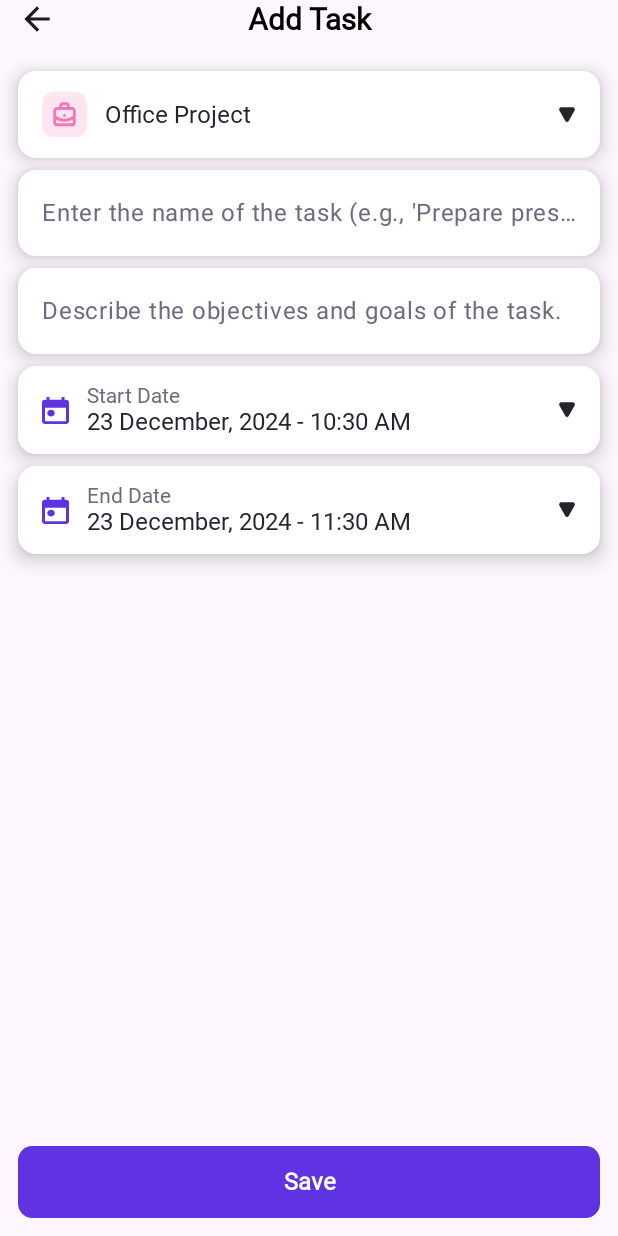
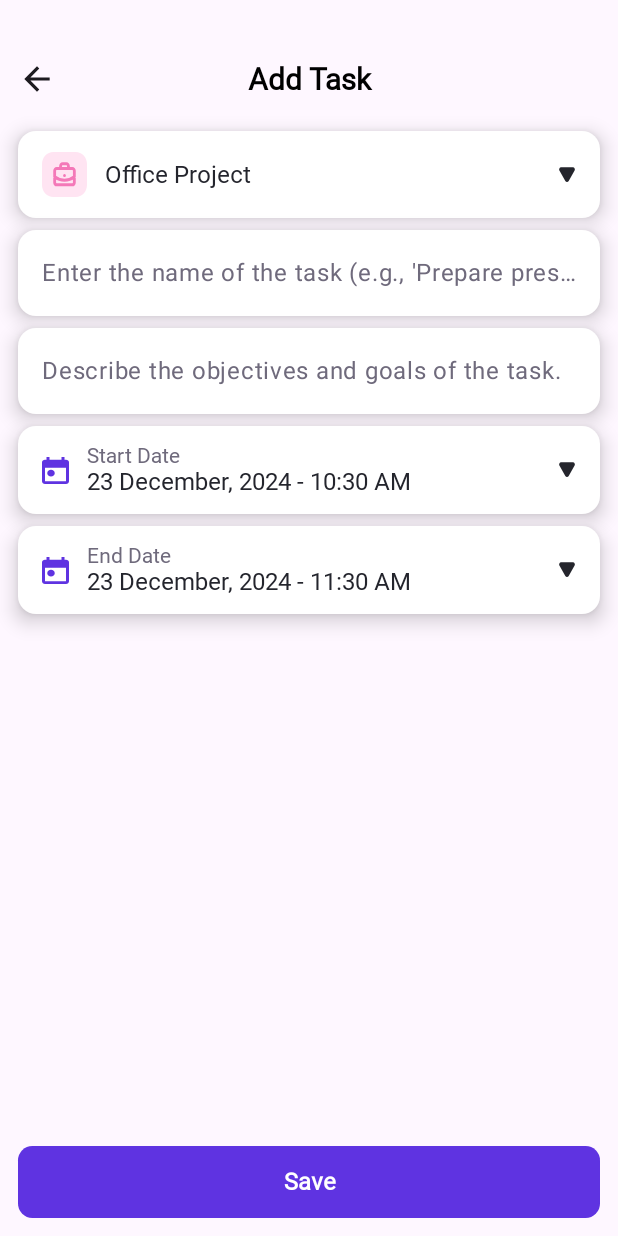
Before and after one commit to Arino130/TaskManage-Android, an Android app built with Jetpack Compose: the AddTaskScreen screen opened through its navigation route, on a phone screen of 412 x 824 dp. Run offline under Robolectric (Android 15) with nearby library versions, the phone set to English and light mode, and no system bars; our stand-ins replace Dagger/Hilt's generated code, Room's generated code; Roboto replaces fonts that are not available here.

Commit message:
Fixed bug header view

```diff
--- a/TaskManageApp/app/src/main/java/com/ctp/zentasks/widget/components/headers/HeaderSubScreen.kt
+++ b/TaskManageApp/app/src/main/java/com/ctp/zentasks/widget/components/headers/HeaderSubScreen.kt
@@ -1,5 +1,7 @@
 package com.ctp.zentasks.widget.components.headers
 
+import android.annotation.SuppressLint
+import android.content.Context
 import androidx.compose.foundation.Image
 import androidx.compose.foundation.clickable
 import androidx.compose.foundation.layout.Column
@@ -21,6 +23,7 @@ import androidx.compose.ui.tooling.preview.Preview
 import com.ctp.zentasks.R
 import com.ctp.zentasks.presentation.common.ICON_BACK_SCREEN_SIZE
 import com.ctp.zentasks.presentation.common.SPACE_BODY_WITH_HEADER_SIZE
+import com.ctp.zentasks.presentation.common.SPACE_CONTENT_40_SIZE
 import com.ctp.zentasks.presentation.common.h2TextStyle
 
 @Composable
@@ -33,6 +36,10 @@ fun HeaderSubScreen(
     onBack: () -> Unit
 ) {
     val context = LocalContext.current
+    val isGestureMode = isGestureNavigationEnabled(context)
+    if (!isGestureMode) {
+        Spacer(modifier = Modifier.padding(top = SPACE_CONTENT_40_SIZE))
+    }
     Row(
         modifier = Modifier
             .fillMaxWidth()
@@ -74,6 +81,12 @@ fun HeaderSubScreen(
     }
 }
 
+@SuppressLint("DiscouragedApi")
+fun isGestureNavigationEnabled(context: Context): Boolean {
+    val resourceId = context.resources.getIdentifier("config_navBarInteractionMode", "integer", "android")
+    return resourceId > 0 && context.resources.getInteger(resourceId) == 2
+}
+
 @Preview
 @Composable
 fun HeaderSubScreenPreview() {
```
